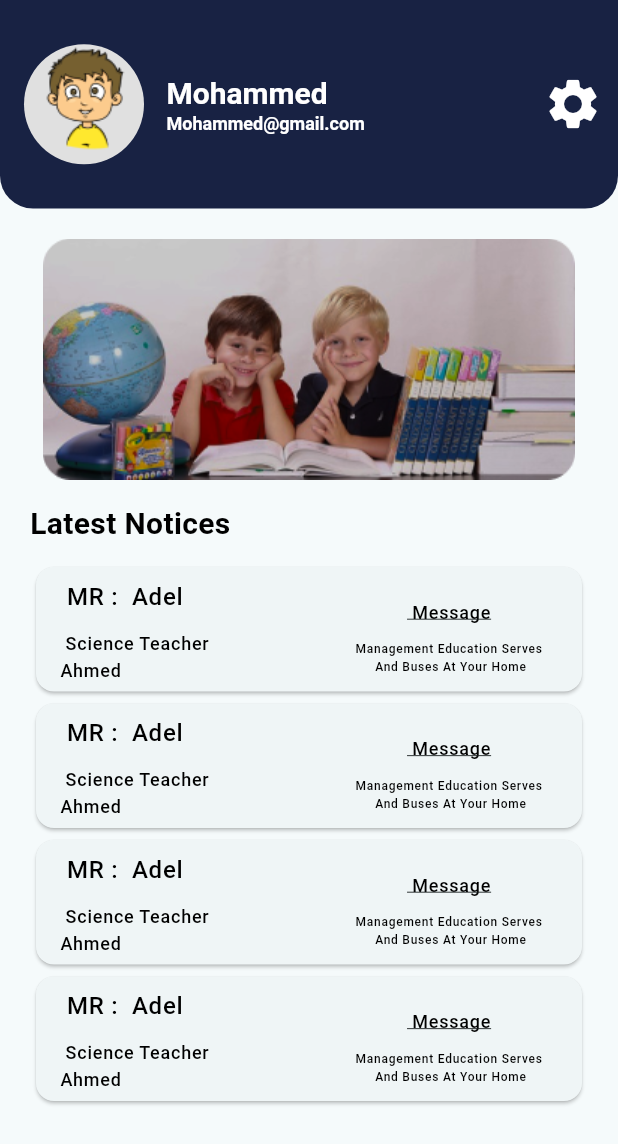
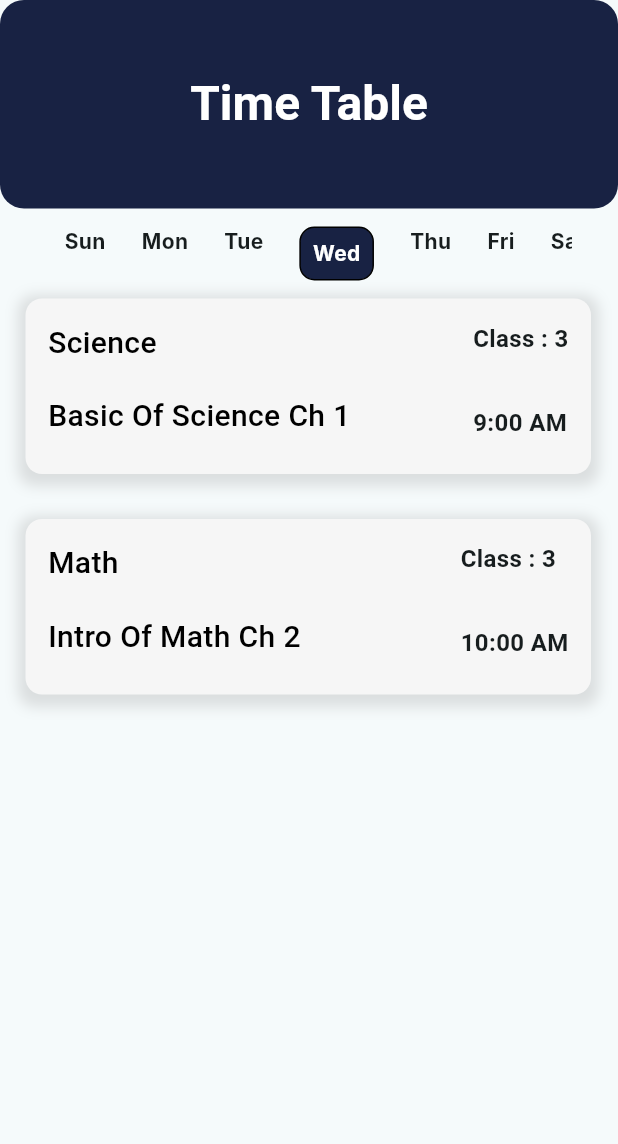
Before and after one commit to Rayana0/student-tawsel-app, a Flutter app: the screen it shows after launch, on a phone screen of 412 x 824 dp. Shown: the top 1144 px of the screen. Run offline on Flutter 3.47's test engine with Material 3 defaults, Android fonts, the light colour scheme and no system bars; Roboto replaces fonts that are missing (Inter, Poppins).

Commit message:
Third upload

```diff
--- a/lib/homescreen.dart
+++ b/lib/homescreen.dart
@@ -5,6 +5,7 @@ class HomePage extends StatelessWidget {
   const HomePage({super.key});
 
   @override
+
   Widget build(BuildContext context) {
     return Scaffold(
       appBar: AppBar(
@@ -12,8 +13,6 @@ class HomePage extends StatelessWidget {
             borderRadius: BorderRadius.only(
           bottomLeft: Radius.circular(22),
           bottomRight: Radius.circular(22),
-          topLeft: Radius.circular(0),
-          topRight: Radius.circular(0),
         )),
         backgroundColor: const Color(0xff182243),
         toolbarHeight: 139,
@@ -25,14 +24,11 @@ class HomePage extends StatelessWidget {
               backgroundColor: Colors.grey[300],
               backgroundImage: const AssetImage("assets/boy.png"),
             ),
-            const SizedBox(
-              width: 15,
-            ),
+            const SizedBox(width: 15),
             const Column(
-              mainAxisAlignment: MainAxisAlignment.start,
               crossAxisAlignment: CrossAxisAlignment.start,
               children: [
-                const Text(
+                Text(
                   "Mohammed",
                   style: TextStyle(
                       color: Colors.white,
@@ -67,9 +63,7 @@ class HomePage extends StatelessWidget {
           crossAxisAlignment: CrossAxisAlignment.start,
           children: [
             Center(child: Image.asset("assets/Rect.png")),
-            const SizedBox(
-              height: 15,
-            ),
+            const SizedBox(height: 15),
             const Text(
               "Latest Notices",
               style: TextStyle(
@@ -77,18 +71,13 @@ class HomePage extends StatelessWidget {
                   fontSize: 20,
                   fontWeight: FontWeight.bold),
             ),
-            const SizedBox(
-              height: 10,
-            ),
-            Container(
-              height: 380,
+            const SizedBox(height: 10),
+            // ListView.builder wrapped inside Expanded
+            Expanded(
               child: ListView.builder(
                 itemCount: 4,
                 itemBuilder: (BuildContext context, int index) {
-                    return Container(
-                      height: 91,
-                      width: 353,
-                      child: Card(
+                  return Card(
                     child: ListTile(
                       title: const Column(
                         crossAxisAlignment: CrossAxisAlignment.start,
@@ -101,9 +90,7 @@ class HomePage extends StatelessWidget {
                                 fontSize: 16,
                                 color: Colors.black),
                           ),
-                              const SizedBox(
-                                height: 10,
-                              ),
+                          SizedBox(height: 10),
                           Text(
                             " Science Teacher",
                             style: TextStyle(
@@ -129,7 +116,7 @@ class HomePage extends StatelessWidget {
                             onTap: () {
                               Navigator.push(context,
                                   MaterialPageRoute(builder: (context) {
-                                    return ChatScreen();
+                                return const ChatScreen();
                               }));
                             },
                             child: const Text(
@@ -142,9 +129,7 @@ class HomePage extends StatelessWidget {
                                   decoration: TextDecoration.underline),
                             ),
                           ),
-                              const SizedBox(
-                                height: 10,
-                              ),
+                          const SizedBox(height: 10),
                           const Text(
                             " Management Education Serves ",
                             style: TextStyle(
@@ -164,9 +149,9 @@ class HomePage extends StatelessWidget {
                         ],
                       ),
                     ),
+                  );
+                },
               ),
-                    );
-                  }),
             ),
           ],
         ),
--- /dev/null
+++ b/lib/listassignment.dart
@@ -0,0 +1,4 @@
+final List assignmment = [
+  {"name": "Assignment 1", "details": "Basic Of Science Ch 1.pdf"},
+  {"name": "Assignment 2", "details": "Intro of  Chapter 2.pdf"},
+];
--- a/lib/main.dart
+++ b/lib/main.dart
@@ -1,5 +1,6 @@
 import 'package:flutter/material.dart';
-import 'package:student_tawsel_app/homescreen.dart';
+
+import 'package:student_tawsel_app/tabletime.dart';
 
 void main() {
   runApp(const MyApp());
@@ -18,7 +19,7 @@ class MyApp extends StatelessWidget {
         colorScheme: ColorScheme.fromSeed(seedColor: const Color(0xffF6F6F6)),
         useMaterial3: true,
       ),
-      home: const HomePage(),
+      home: const Tabletime(),
     );
   }
 }
--- /dev/null
+++ b/lib/tablelist.dart
@@ -0,0 +1,23 @@
+final List tablelist = [
+  {
+    "name": "Science",
+    "details": "Basic Of Science Ch 1",
+    "class": "Class : 3",
+    "time": "9:00 AM",
+  },
+  {
+    "name": "Math",
+    "details": "Intro Of Math Ch 2",
+    "class": "Class : 3",
+    "time": "10:00 AM",
+  },
+];
+List<String> daysofweek = [
+  "Sun",
+  "Mon",
+  "Tue",
+  "Wed",
+  "Thu",
+  "Fri",
+  "Sat",
+];
--- /dev/null
+++ b/lib/tabletime.dart
@@ -0,0 +1,152 @@
+import 'package:flutter/material.dart';
+import 'package:student_tawsel_app/tablelist.dart';
+
+class Tabletime extends StatelessWidget {
+  const Tabletime({super.key});
+
+  @override
+  Widget build(BuildContext context) {
+    return Scaffold(
+        appBar: AppBar(
+          shape:
+              RoundedRectangleBorder(borderRadius: BorderRadius.circular(16)),
+          backgroundColor: const Color(0xff182243),
+          title: const Text(
+            "Time Table",
+            style: TextStyle(
+              color: Colors.white,
+              fontSize: 32,
+              fontWeight: FontWeight.bold,
+            ),
+          ),
+          centerTitle: true,
+          toolbarHeight: 139,
+        ),
+        body: Column(
+          children: [
+            Row(
+              textBaseline: TextBaseline.alphabetic,
+              crossAxisAlignment: CrossAxisAlignment.baseline,
+              mainAxisAlignment: MainAxisAlignment.spaceAround,
+              children: [
+                Container(
+                  width: 350,
+                  height: 60,
+                  child: ListView.builder(
+                    scrollDirection: Axis.horizontal,
+                    itemCount: daysofweek.length,
+                    itemBuilder: (context, index) {
+                      return Padding(
+                        padding: const EdgeInsets.symmetric(
+                            horizontal: 12, vertical: 12),
+                        child: daysofweek[index] == "Wed"
+                            ? Container(
+                                padding: const EdgeInsets.symmetric(
+                                    horizontal: 8.0, vertical: 0.0),
+                                decoration: BoxDecoration(
+                                  color: Color(0xff182243),
+                                  borderRadius: BorderRadius.circular(10),
+                                  border: Border.all(),
+                                ),
+                                alignment: Alignment.center,
+                                child: Text(
+                                  daysofweek[index],
+                                  style: const TextStyle(
+                                    fontSize: 14,
+                                    fontWeight: FontWeight.bold,
+                                    fontFamily: "Inter",
+                                    color: Colors.white,
+                                  ),
+                                ),
+                              )
+                            : Text(
+                                daysofweek[index],
+                                style: const TextStyle(
+                                  fontSize: 14,
+                                  fontWeight: FontWeight.bold,
+                                  fontFamily: "Inter",
+                                ),
+                              ),
+                      );
+                    },
+                  ),
+                )
+              ],
+            ),
+            Expanded(
+              child: ListView.builder(
+                  itemCount: tablelist.length,
+                  itemBuilder: (context, index) {
+                    return Container(
+                      margin: const EdgeInsets.only(
+                          left: 17, right: 18, bottom: 30),
+                      width: 355,
+                      height: 117,
+                      decoration: BoxDecoration(
+                        borderRadius: BorderRadius.circular(11),
+                        color: const Color(0xffF6F6F6),
+                        boxShadow: [
+                          BoxShadow(
+                            color: Colors.grey.withOpacity(0.3),
+                            spreadRadius: 5,
+                            blurRadius: 7,
+                            offset: const Offset(0, 3),
+                          ),
+                        ],
+                      ),
+                      child: Padding(
+                        padding: const EdgeInsets.all(15.0),
+                        child: Row(
+                          mainAxisAlignment: MainAxisAlignment.spaceBetween,
+                          children: [
+                            Column(
+                                crossAxisAlignment: CrossAxisAlignment.start,
+                                children: [
+                                  Text(
+                                    tablelist[index]['name'],
+                                    style: const TextStyle(
+                                        color: Colors.black,
+                                        fontSize: 20,
+                                        fontWeight: FontWeight.w500),
+                                  ),
+                                  const SizedBox(
+                                    height: 20,
+                                  ),
+                                  Text(
+                                    tablelist[index]['details'],
+                                    style: const TextStyle(
+                                        color: Colors.black,
+                                        fontSize: 20,
+                                        fontWeight: FontWeight.w500),
+                                  ),
+                                ]),
+                            Column(
+                              crossAxisAlignment: CrossAxisAlignment.start,
+                              children: [
+                                Text(
+                                  tablelist[index]['class'],
+                                  style: const TextStyle(
+                                      fontSize: 16,
+                                      fontWeight: FontWeight.bold),
+                                ),
+                                const SizedBox(
+                                  height: 33,
+                                ),
+                                Text(
+                                  tablelist[index]['time'],
+                                  style: const TextStyle(
+                                      fontSize: 16,
+                                      fontWeight: FontWeight.bold),
+                                ),
+                              ],
+                            ),
+                          ],
+                        ),
+                      ),
+                    );
+                  }),
+            )
+          ],
+        ));
+  }
+}
```
Also changed, not shown: lib/assignment.dart (added, +138 -0 lines), lib/chatscreen.dart (+1 -15 lines), assets/icon _folder.png (added). Lines whose indentation alone changed are shown as unchanged.
